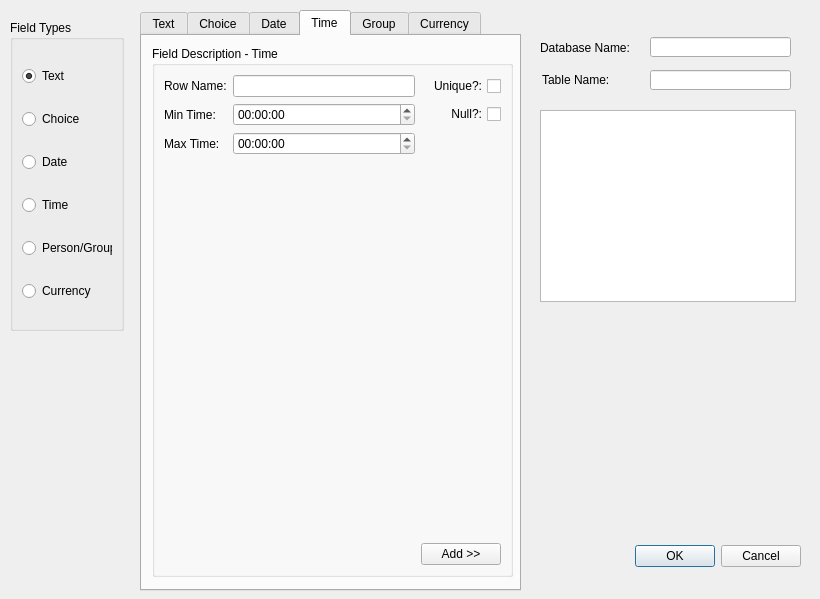
Before: the Qt Designer form ui/create_new_table.ui in AeroNotix/freepoint, drawn with Qt 5.
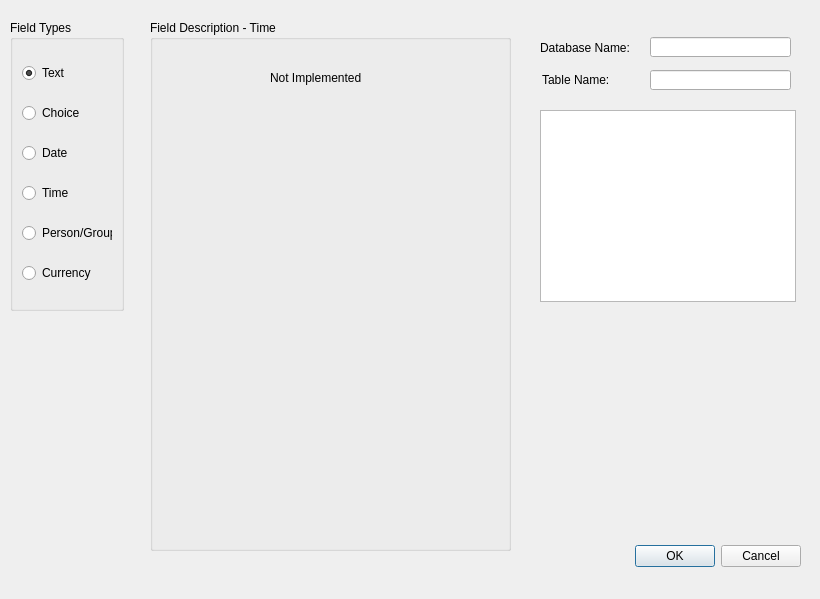
After: the same form once the commit is applied. The open tabs and pages were chosen to show the change.

Commit message: Major re-worked the UI file associated with the CreateNewTable, went from a hacked together QTabWidget to the wholly more appropirate QStackedWidget. The Python client will need some re-work due to this. I do not forsee many problems with that.

The edit to the form file:
```diff
--- a/ui/create_new_table.ui
+++ b/ui/create_new_table.ui
@@ -63,7 +63,7 @@
      <x>10</x>
      <y>20</y>
      <width>114</width>
-     <height>311</height>
+     <height>291</height>
     </rect>
    </property>
    <property name="title">
@@ -135,7 +135,7 @@
     </item>
    </layout>
   </widget>
-  <widget class="QTabWidget" name="tabWidget">
+  <widget class="QStackedWidget" name="stackedWidget">
    <property name="geometry">
     <rect>
      <x>140</x>
@@ -147,10 +147,7 @@
    <property name="currentIndex">
     <number>0</number>
    </property>
-   <widget class="QWidget" name="tab_3">
-    <attribute name="title">
-     <string>Text</string>
-    </attribute>
+   <widget class="QWidget" name="stackedWidget_TextPage" native="true">
     <widget class="QGroupBox" name="txt_group">
      <property name="geometry">
       <rect>
@@ -243,10 +240,7 @@
      </layout>
     </widget>
    </widget>
-   <widget class="QWidget" name="tab_4">
-    <attribute name="title">
-     <string>Choice</string>
-    </attribute>
+   <widget class="QWidget" name="stackedWidget_ChoicePage" native="true">
     <widget class="QGroupBox" name="choice_group">
      <property name="geometry">
       <rect>
@@ -333,10 +327,7 @@
      </layout>
     </widget>
    </widget>
-   <widget class="QWidget" name="tab_5">
-    <attribute name="title">
-     <string>Date</string>
-    </attribute>
+   <widget class="QWidget" name="stackedWidget_DatePage" native="true">
     <widget class="QGroupBox" name="date_group">
      <property name="geometry">
       <rect>
@@ -406,10 +397,7 @@
      </layout>
     </widget>
    </widget>
-   <widget class="QWidget" name="tab_6">
-    <attribute name="title">
-     <string>Time</string>
-    </attribute>
+   <widget class="QWidget" name="stackedWidget_TimePage" native="true">
     <widget class="QGroupBox" name="time_group">
      <property name="geometry">
       <rect>
@@ -422,85 +410,23 @@
      <property name="title">
       <string>Field Description - Time</string>
      </property>
-     <layout class="QGridLayout" name="gridLayout_5">
-      <item row="0" column="0">
-       <widget class="QLabel" name="label_9">
-        <property name="text">
-         <string>Row Name:</string>
-        </property>
-       </widget>
-      </item>
-      <item row="0" column="2">
-       <widget class="QCheckBox" name="checkBox_5">
-        <property name="layoutDirection">
-         <enum>Qt::RightToLeft</enum>
-        </property>
-        <property name="text">
-         <string>Unique?:</string>
-        </property>
-       </widget>
-      </item>
-      <item row="5" column="2">
-       <widget class="QPushButton" name="btn_date_group_2">
-        <property name="text">
-         <string>Add &gt;&gt;</string>
-        </property>
-       </widget>
-      </item>
-      <item row="0" column="1">
-       <widget class="QLineEdit" name="lineEdit_5"/>
-      </item>
-      <item row="4" column="1">
-       <spacer name="verticalSpacer_5">
-        <property name="orientation">
-         <enum>Qt::Vertical</enum>
-        </property>
-        <property name="sizeHint" stdset="0">
-         <size>
-          <width>20</width>
-          <height>40</height>
-         </size>
-        </property>
-       </spacer>
-      </item>
-      <item row="1" column="1">
-       <widget class="QTimeEdit" name="timeEdit_4"/>
-      </item>
-      <item row="1" column="0">
-       <widget class="QLabel" name="label_10">
-        <property name="text">
-         <string>Min Time:</string>
-        </property>
-       </widget>
-      </item>
-      <item row="2" column="1">
-       <widget class="QTimeEdit" name="timeEdit_5"/>
-      </item>
-      <item row="2" column="0">
-       <widget class="QLabel" name="label_11">
-        <property name="text">
-         <string>Max Time:</string>
-        </property>
-       </widget>
-      </item>
-      <item row="1" column="2">
-       <widget class="QCheckBox" name="time_grp_isnull">
-        <property name="layoutDirection">
-         <enum>Qt::RightToLeft</enum>
-        </property>
-        <property name="text">
-         <string>Null?:</string>
-        </property>
-       </widget>
-      </item>
-     </layout>
+     <widget class="QLabel" name="time_grp_lbl_notimplemented">
+      <property name="geometry">
+       <rect>
+        <x>120</x>
+        <y>50</y>
+        <width>107</width>
+        <height>16</height>
+       </rect>
+      </property>
+      <property name="text">
+       <string>Not Implemented</string>
+      </property>
+     </widget>
     </widget>
    </widget>
-   <widget class="QWidget" name="tab_2">
-    <attribute name="title">
-     <string>Group</string>
-    </attribute>
-    <widget class="QGroupBox" name="groupBox_8">
+   <widget class="QWidget" name="stackedWidget_GroupPage" native="true">
+    <widget class="QGroupBox" name="group_group">
      <property name="geometry">
       <rect>
        <x>10</x>
@@ -527,10 +453,7 @@
      </widget>
     </widget>
    </widget>
-   <widget class="QWidget" name="tab">
-    <attribute name="title">
-     <string>Currency</string>
-    </attribute>
+   <widget class="QWidget" name="stackedWidget_CurrPage" native="true">
     <widget class="QGroupBox" name="curr_group">
      <property name="geometry">
       <rect>
```
Left out of the diff: 151 changed lines with no effect on the pictures.
